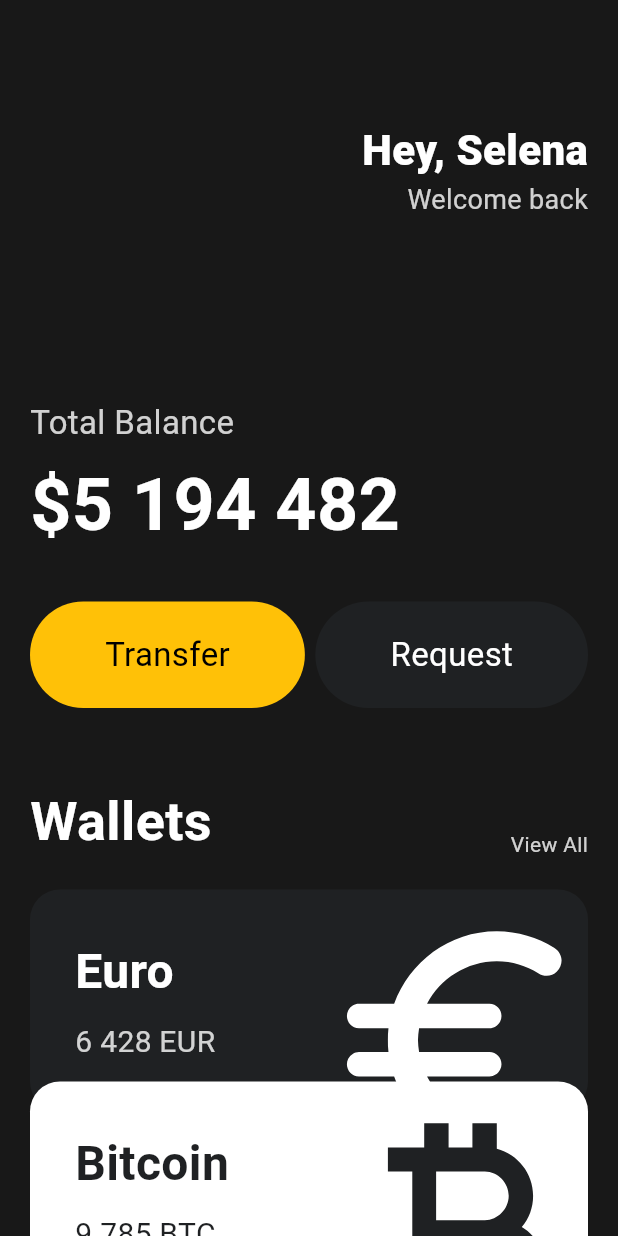
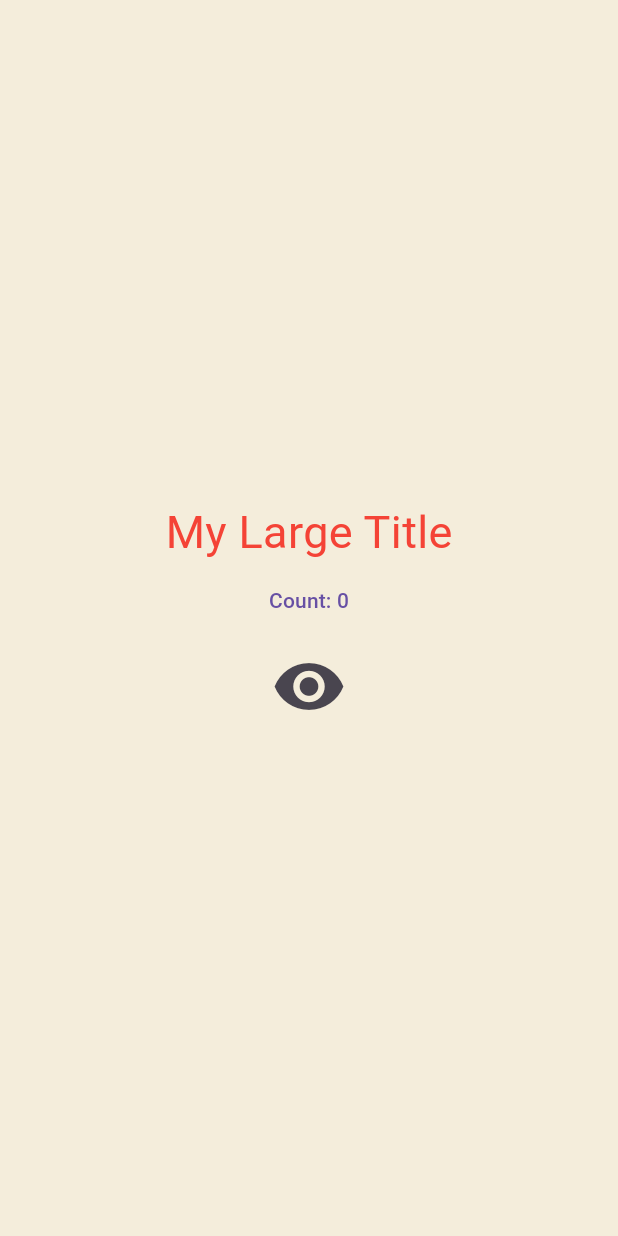
Before and after one commit to JeinJang/toonflix, a Flutter app: the screen it shows after launch, on a phone screen of 412 x 824 dp. Run offline on Flutter 3.47's test engine with Material 3 defaults, Android fonts, the phone set to English and light mode, and no system bars.

Commit message:
lifecycle tutorial

```diff
--- a/lib/main.dart
+++ b/lib/main.dart
@@ -1,6 +1,4 @@
 import 'package:flutter/material.dart';
-import 'package:toonflix/widgets/button.dart';
-import 'package:toonflix/widgets/currency_card.dart';
 
 class Player {
   String name;
@@ -14,145 +12,103 @@ void main() {
   runApp(const App());
 }
 
-class App extends StatelessWidget {
+// stateful widget tutorial
+
+class App extends StatefulWidget {
   const App({super.key});
+
+  @override
+  State<App> createState() => _AppState();
+}
+
+class _AppState extends State<App> {
+  bool showTitle = true;
+
+  void toggleTitle() {
+    setState(() {
+      showTitle = !showTitle;
+    });
+  }
 
   @override
   Widget build(BuildContext context) {
     return MaterialApp(
-      // flutter에는 scaffold라는 위젯이 필수
+      theme: ThemeData(
+        textTheme: const TextTheme(
+          titleLarge: TextStyle(
+            color: Colors.red,
+          ),
+        ),
+      ),
       home: Scaffold(
-        backgroundColor: const Color(0xFF181818),
-        body: SingleChildScrollView(
-          child: Padding(
-            padding: const EdgeInsets.symmetric(
-              horizontal: 20,
-            ),
-            child: Column(
-              crossAxisAlignment: CrossAxisAlignment.start,
-              children: [
-                const SizedBox(
-                  height: 80,
-                ),
-                Row(
-                  mainAxisAlignment: MainAxisAlignment.end,
-                  children: [
-                    Column(
-                      crossAxisAlignment: CrossAxisAlignment.end,
-                      children: [
-                        const Text(
-                          'Hey, Selena',
-                          style: TextStyle(
-                            color: Colors.white,
-                            fontSize: 28,
-                            fontWeight: FontWeight.w800,
-                          ),
-                        ),
-                        Text(
-                          'Welcome back',
-                          style: TextStyle(
-                            color: Colors.white.withOpacity(0.8),
-                            fontSize: 18,
-                          ),
-                        ),
-                      ],
+        backgroundColor: const Color(0xFFF4EDDB),
+        body: Center(
+          child: Column(
+            mainAxisAlignment: MainAxisAlignment.center,
+            children: [
+              showTitle
+                  ? const MyLargeTitle()
+                  : const Text(
+                      'nothing to see',
                     ),
-                  ],
-                ),
-                const SizedBox(
-                  height: 120,
-                ),
-                Text(
-                  'Total Balance',
-                  style: TextStyle(
-                    fontSize: 22,
-                    color: Colors.white.withOpacity(0.8),
-                  ),
-                ),
-                const SizedBox(
-                  height: 5,
-                ),
-                const Text(
-                  '\$5 194 482',
-                  style: TextStyle(
-                    fontSize: 48,
-                    fontWeight: FontWeight.w600,
-                    color: Colors.white,
-                  ),
-                ),
-                const SizedBox(
-                  height: 30,
-                ),
-                const Row(
-                  mainAxisAlignment: MainAxisAlignment.spaceBetween,
-                  children: [
-                    Button(
-                      text: 'Transfer',
-                      bgColor: Colors.amber,
-                      textColor: Colors.black,
-                    ),
-                    Button(
-                      text: 'Request',
-                      bgColor: Color(0xFF1F2123),
-                      textColor: Colors.white,
-                    ),
-                  ],
-                ),
-                const SizedBox(
-                  height: 50,
-                ),
-                Row(
-                  mainAxisAlignment: MainAxisAlignment.spaceBetween,
-                  crossAxisAlignment: CrossAxisAlignment.end,
-                  children: [
-                    const Text(
-                      'Wallets',
-                      style: TextStyle(
-                        color: Colors.white,
-                        fontSize: 36,
-                        fontWeight: FontWeight.w600,
-                      ),
-                    ),
-                    Text(
-                      'View All',
-                      style: TextStyle(
-                        color: Colors.white.withOpacity(0.8),
-                      ),
-                    ),
-                  ],
-                ),
-                const SizedBox(
-                  height: 20,
-                ),
-                const CurrencyCard(
-                  name: 'Euro',
-                  code: 'EUR',
-                  amount: '6 428',
-                  icon: Icons.euro_rounded,
-                  isInverted: false,
-                  order: 0,
-                ),
-                const CurrencyCard(
-                  name: 'Bitcoin',
-                  code: 'BTC',
-                  amount: '9 785',
-                  icon: Icons.currency_bitcoin,
-                  isInverted: true,
-                  order: 1,
-                ),
-                const CurrencyCard(
-                  name: 'Dollar',
-                  code: 'USD',
-                  amount: '9 785',
-                  icon: Icons.attach_money_outlined,
-                  isInverted: false,
-                  order: 2,
-                ),
-              ],
-            ),
+              IconButton(
+                onPressed: toggleTitle,
+                icon: const Icon(Icons.remove_red_eye),
+                iconSize: 50,
+              ),
+            ],
           ),
         ),
       ),
     );
   }
 }
+
+class MyLargeTitle extends StatefulWidget {
+  const MyLargeTitle({
+    super.key,
+  });
+
+  @override
+  State<MyLargeTitle> createState() => _MyLargeTitleState();
+}
+
+class _MyLargeTitleState extends State<MyLargeTitle> {
+  int count = 0;
+
+  @override
+  void initState() {
+    super.initState();
+    print('initState');
+  }
+
+  @override
+  void dispose() {
+    print('dispose');
+    super.dispose();
+  }
+
+  @override
+  Widget build(BuildContext context) {
+    print('build');
+    return Column(
+      children: [
+        Text(
+          "My Large Title",
+          style: TextStyle(
+            fontSize: 30,
+            color: Theme.of(context).textTheme.titleLarge?.color,
+          ),
+        ),
+        TextButton(
+          onPressed: () {
+            setState(() {
+              count++;
+            });
+          },
+          child: Text("Count: $count"),
+        ),
+      ],
+    );
+  }
+}
```
